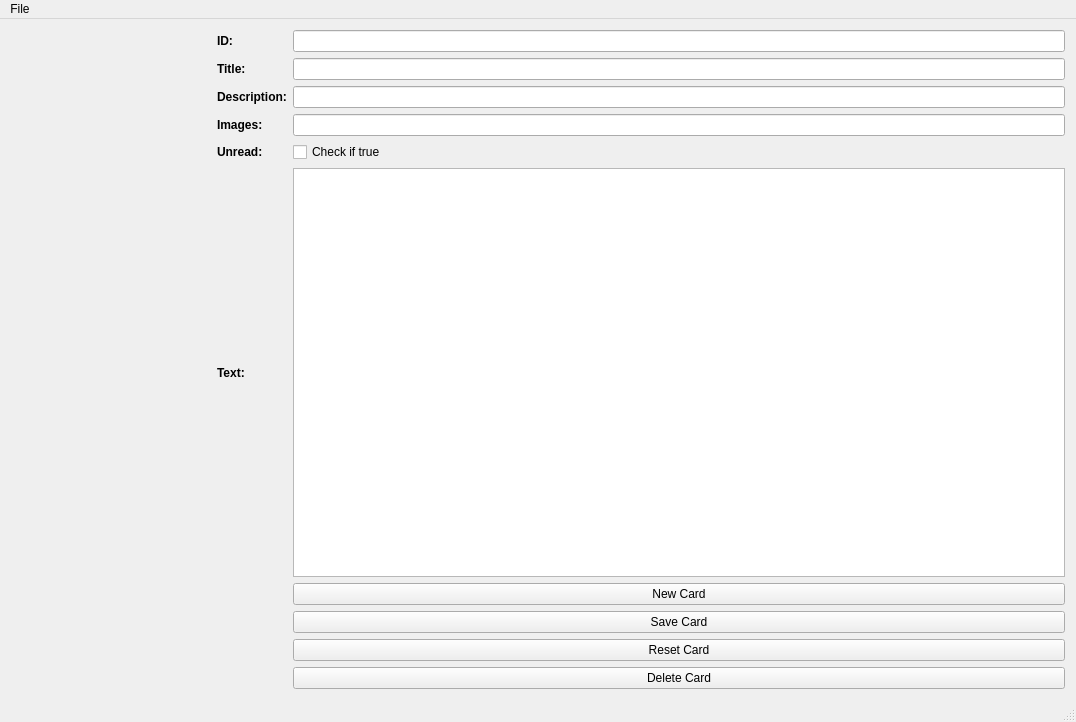
Before: the Qt Designer form mainwindow.ui in IAmBullsaw/JsonEditor, drawn with Qt 5.
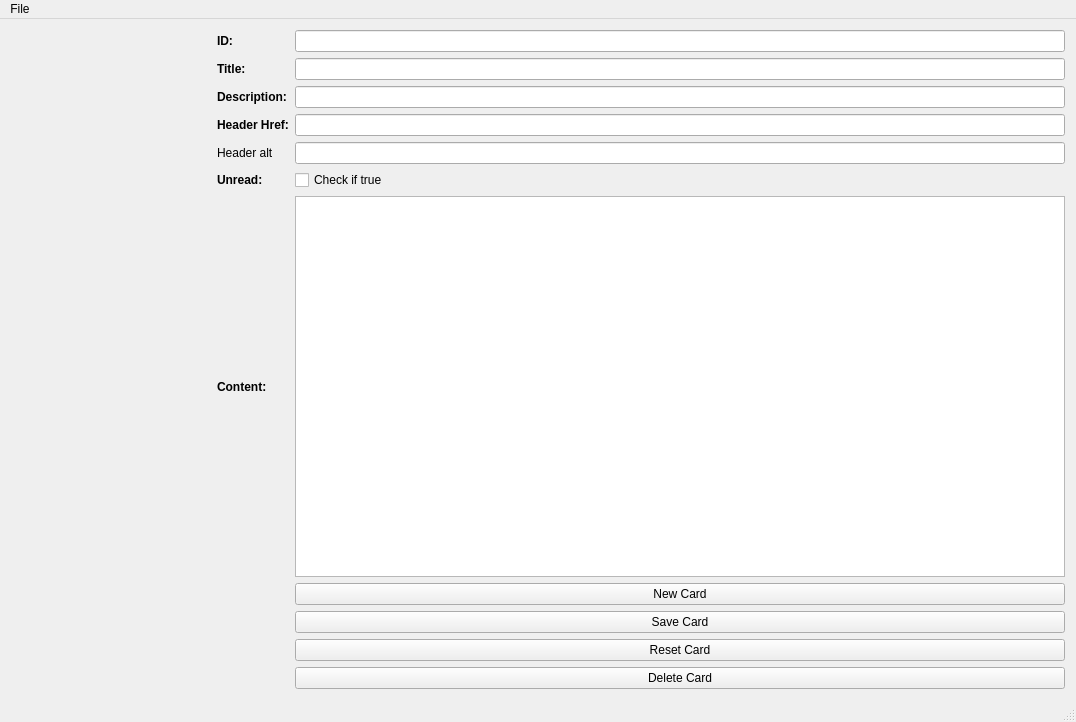
After: the same form once the commit is applied. Icons and pictures are not drawn.

Commit message: fixes: changing card design...

What changed in the file:
```diff
--- a/mainwindow.ui
+++ b/mainwindow.ui
@@ -48,6 +48,60 @@
         <property name="sizeConstraint">
          <enum>QLayout::SetMinimumSize</enum>
         </property>
+        <item row="5" column="1">
+         <widget class="QCheckBox" name="checkBox_unread">
+          <property name="text">
+           <string>Check if true</string>
+          </property>
+         </widget>
+        </item>
+        <item row="6" column="0">
+         <widget class="QLabel" name="label_content">
+          <property name="font">
+           <font>
+            <weight>75</weight>
+            <bold>true</bold>
+           </font>
+          </property>
+          <property name="text">
+           <string>Content:</string>
+          </property>
+         </widget>
+        </item>
+        <item row="8" column="1">
+         <widget class="QPushButton" name="pushButton_saveCard">
+          <property name="text">
+           <string>Save Card</string>
+          </property>
+          <property name="checkable">
+           <bool>false</bool>
+          </property>
+         </widget>
+        </item>
+        <item row="9" column="1">
+         <widget class="QPushButton" name="pushButton_resetCard">
+          <property name="text">
+           <string>Reset Card</string>
+          </property>
+         </widget>
+        </item>
+        <item row="6" column="1">
+         <widget class="QPlainTextEdit" name="plainTextEdit_content"/>
+        </item>
+        <item row="10" column="1">
+         <widget class="QPushButton" name="pushButton_deleteCard">
+          <property name="text">
+           <string>Delete Card</string>
+          </property>
+         </widget>
+        </item>
+        <item row="7" column="1">
+         <widget class="QPushButton" name="pushButton_newCard">
+          <property name="text">
+           <string>New Card</string>
+          </property>
+         </widget>
+        </item>
         <item row="2" column="1">
          <widget class="QLineEdit" name="lineEdit_description">
           <property name="text">
@@ -107,11 +161,11 @@
            </font>
           </property>
           <property name="text">
-           <string>Images:</string>
+           <string>Header Href:</string>
           </property>
          </widget>
         </item>
-        <item row="4" column="0">
+        <item row="5" column="0">
          <widget class="QLabel" name="label_unread">
           <property name="font">
            <font>
@@ -137,59 +191,15 @@
           </property>
          </widget>
         </item>
+        <item row="4" column="0">
+         <widget class="QLabel" name="label_headeralt">
+          <property name="text">
+           <string>Header alt</string>
+          </property>
+         </widget>
+        </item>
         <item row="4" column="1">
-         <widget class="QCheckBox" name="checkBox_unread">
-          <property name="text">
-           <string>Check if true</string>
-          </property>
-         </widget>
-        </item>
-        <item row="5" column="0">
-         <widget class="QLabel" name="label_text">
-          <property name="font">
-           <font>
-            <weight>75</weight>
-            <bold>true</bold>
-           </font>
-          </property>
-          <property name="text">
-           <string>Text:</string>
-          </property>
-         </widget>
-        </item>
-        <item row="7" column="1">
-         <widget class="QPushButton" name="pushButton_saveCard">
-          <property name="text">
-           <string>Save Card</string>
-          </property>
-          <property name="checkable">
-           <bool>false</bool>
-          </property>
-         </widget>
-        </item>
-        <item row="8" column="1">
-         <widget class="QPushButton" name="pushButton_resetCard">
-          <property name="text">
-           <string>Reset Card</string>
-          </property>
-         </widget>
-        </item>
-        <item row="9" column="1">
-         <widget class="QPushButton" name="pushButton_deleteCard">
-          <property name="text">
-           <string>Delete Card</string>
-          </property>
-         </widget>
-        </item>
-        <item row="5" column="1">
-         <widget class="QPlainTextEdit" name="plainTextEdit_text"/>
-        </item>
-        <item row="6" column="1">
-         <widget class="QPushButton" name="pushButton_newCard">
-          <property name="text">
-           <string>New Card</string>
-          </property>
-         </widget>
+         <widget class="QLineEdit" name="lineEdit_headeralt"/>
         </item>
        </layout>
       </item>
```
Left out of the diff: 20 changed lines with no effect on the pictures. The commit also changes 5 other files.
